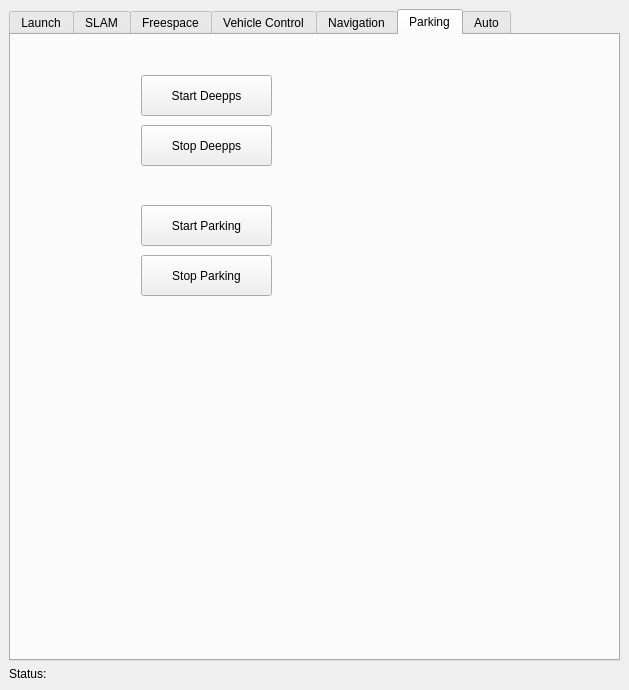
Old version of the form src/rqt_state_machine/state_machine_controller.ui in the repository JingruiYu/rqt_state_machine.
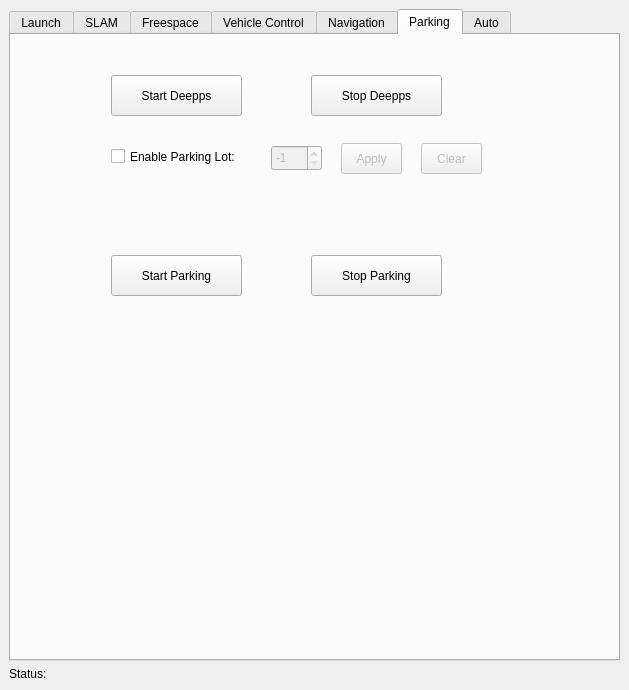
New version of the form. The open tabs and pages were chosen to show the change.

Commit message: add function to enable a parkinglot manually

Patch:
```diff
--- a/src/rqt_state_machine/state_machine_controller.ui
+++ b/src/rqt_state_machine/state_machine_controller.ui
@@ -1451,7 +1451,7 @@
          <widget class="QPushButton" name="startDeeppsManually">
           <property name="geometry">
            <rect>
-            <x>130</x>
+            <x>100</x>
             <y>40</y>
             <width>131</width>
             <height>41</height>
@@ -1464,8 +1464,8 @@
          <widget class="QPushButton" name="stopDeeppsManually">
           <property name="geometry">
            <rect>
-            <x>130</x>
-            <y>90</y>
+            <x>300</x>
+            <y>40</y>
             <width>131</width>
             <height>41</height>
            </rect>
@@ -1477,8 +1477,8 @@
          <widget class="QPushButton" name="startParkingManually">
           <property name="geometry">
            <rect>
-            <x>130</x>
-            <y>170</y>
+            <x>100</x>
+            <y>220</y>
             <width>131</width>
             <height>41</height>
            </rect>
@@ -1490,7 +1490,7 @@
          <widget class="QPushButton" name="stopParkingManually">
           <property name="geometry">
            <rect>
-            <x>130</x>
+            <x>300</x>
             <y>220</y>
             <width>131</width>
             <height>41</height>
@@ -1500,6 +1500,73 @@
            <string>Stop Parking</string>
           </property>
          </widget>
+         <widget class="QCheckBox" name="enableParkinglot">
+          <property name="geometry">
+           <rect>
+            <x>100</x>
+            <y>110</y>
+            <width>181</width>
+            <height>23</height>
+           </rect>
+          </property>
+          <property name="text">
+           <string>Enable Parking Lot:</string>
+          </property>
+         </widget>
+         <widget class="QSpinBox" name="numParkinglot">
+          <property name="enabled">
+           <bool>false</bool>
+          </property>
+          <property name="geometry">
+           <rect>
+            <x>260</x>
+            <y>110</y>
+            <width>51</width>
+            <height>26</height>
+           </rect>
+          </property>
+          <property name="minimum">
+           <number>-1</number>
+          </property>
+          <property name="maximum">
+           <number>200</number>
+          </property>
+          <property name="value">
+           <number>-1</number>
+          </property>
+         </widget>
+         <widget class="QPushButton" name="applyParkinglotId">
+          <property name="enabled">
+           <bool>false</bool>
+          </property>
+          <property name="geometry">
+           <rect>
+            <x>330</x>
+            <y>108</y>
+            <width>61</width>
+            <height>31</height>
+           </rect>
+          </property>
+          <property name="text">
+           <string>Apply</string>
+          </property>
+         </widget>
+         <widget class="QPushButton" name="clearParkinglotId">
+          <property name="enabled">
+           <bool>false</bool>
+          </property>
+          <property name="geometry">
+           <rect>
+            <x>410</x>
+            <y>108</y>
+            <width>61</width>
+            <height>31</height>
+           </rect>
+          </property>
+          <property name="text">
+           <string>Clear</string>
+          </property>
+         </widget>
         </widget>
         <widget class="QWidget" name="tabAuto">
          <property name="focusPolicy">
```
Left out of the diff: 2 changed lines with no effect on the pictures. The commit also changes 2 other files.
